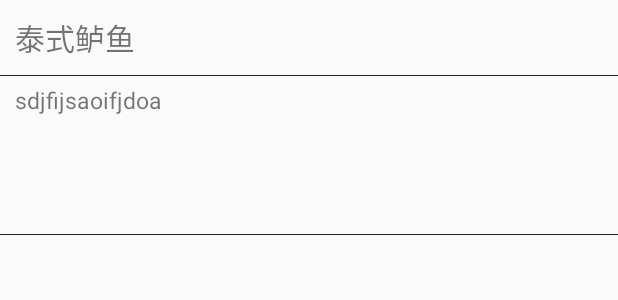
After one commit to TryFire/CookingMenus, an Android app: the layout view_menu_simple_item.xml on its own in the app's theme, with its tools: preview values and no code run, on a phone screen of 412 x 824 dp. The commit adds this screen. Shown: the top 300 px of the screen. Run offline under Robolectric (Android 15) with nearby library versions, the phone set to English and light mode, and no system bars.

Commit message:
MenuSimpleActivity

```diff
--- a/app/build.gradle
+++ b/app/build.gradle
@@ -27,5 +27,7 @@ dependencies {
     compile 'com.squareup.retrofit:converter-gson:2.0.0-beta1'*/
     compile 'com.squareup.retrofit2:retrofit:2.0.0-beta3'
     compile 'com.squareup.retrofit2:converter-gson:2.0.0-beta3'
+    compile 'com.squareup.picasso:picasso:2.5.0'
+    compile 'com.android.support:cardview-v7:22.+'
     //compile 'com.squareup.okhttp3:okhttp:3.0.1'
 }
--- a/app/src/main/AndroidManifest.xml
+++ b/app/src/main/AndroidManifest.xml
@@ -26,6 +26,10 @@
             android:name=".activity.BaseActivity"
             android:label="@string/title_activity_base" >
         </activity>
+        <activity
+            android:name=".activity.MenuSimpleActivity"
+            android:label="@string/title_activity_menu_simple" >
+        </activity>
     </application>
 
 </manifest>
--- a/app/src/main/java/com/example/function/cookingmenus/activity/MainActivity.java
+++ b/app/src/main/java/com/example/function/cookingmenus/activity/MainActivity.java
@@ -15,13 +15,11 @@ import com.example.function.cookingmenus.R;
 import com.example.function.cookingmenus.adapter.RecommendMenusAdapter;
 import com.example.function.cookingmenus.adapter.item.CategoryItem;
 import com.example.function.cookingmenus.service.BaseService;
-import com.example.function.cookingmenus.service.model.CategoryResp;
-import com.example.function.cookingmenus.service.model.Result;
+import com.example.function.cookingmenus.service.model.Category.CategoryResp;
+import com.example.function.cookingmenus.service.model.Category.Result;
 
 import java.util.ArrayList;
-import java.util.HashMap;
 import java.util.List;
-import java.util.Map;
 
 import retrofit2.Call;
 import retrofit2.Callback;
--- a/app/src/main/java/com/example/function/cookingmenus/adapter/CategoryDetailAdapter.java
+++ b/app/src/main/java/com/example/function/cookingmenus/adapter/CategoryDetailAdapter.java
@@ -2,6 +2,7 @@ package com.example.function.cookingmenus.adapter;
 
 import android.content.Context;
 import android.support.v7.widget.RecyclerView;
+import android.util.Log;
 import android.view.LayoutInflater;
 import android.view.View;
 import android.view.ViewGroup;
@@ -45,8 +46,11 @@ public class CategoryDetailAdapter extends RecyclerView.Adapter implements View.
 
     @Override
     public void onClick(View v) {
+//        Log.e("detail adapter", "+++++++++++++");
         if (v.getId() == R.id.view_content) {
+//            Log.e("detail adapter", "+++++++++++++----------");
             if(listener != null) {
+//                Log.e("detail adapter", "-----------");
                 listener.onDetailItemClick(v, (Integer) v.getTag());
             }
         }
--- a/app/src/main/java/com/example/function/cookingmenus/service/model/CategoryResp.java
+++ b/app/src/main/java/com/example/function/cookingmenus/service/model/Category/CategoryResp.java
@@ -1,4 +1,4 @@
-package com.example.function.cookingmenus.service.model;
+package com.example.function.cookingmenus.service.model.Category;
 
 import com.google.gson.annotations.SerializedName;
 
--- a/app/src/main/java/com/example/function/cookingmenus/service/model/List.java
+++ b/app/src/main/java/com/example/function/cookingmenus/service/model/Category/List.java
@@ -1,4 +1,4 @@
-package com.example.function.cookingmenus.service.model;
+package com.example.function.cookingmenus.service.model.Category;
 
 
 
--- a/app/src/main/java/com/example/function/cookingmenus/service/model/Result.java
+++ b/app/src/main/java/com/example/function/cookingmenus/service/model/Category/Result.java
@@ -1,4 +1,4 @@
-package com.example.function.cookingmenus.service.model;
+package com.example.function.cookingmenus.service.model.Category;
 
 import java.util.ArrayList;
 
--- /dev/null
+++ b/app/src/main/res/layout/view_menu_simple_item.xml
@@ -0,0 +1,51 @@
+<?xml version="1.0" encoding="utf-8"?>
+<LinearLayout
+    xmlns:android="http://schemas.android.com/apk/res/android"
+    android:layout_width="match_parent"
+    android:orientation="vertical"
+    android:layout_height="wrap_content">
+
+    <TextView
+        android:id="@+id/menu_simple_title"
+        android:layout_width="wrap_content"
+        android:layout_height="wrap_content"
+        android:layout_margin="10dp"
+        android:textSize="20sp"
+        android:text="泰式鲈鱼"/>
+
+    <TextView
+        android:layout_width="match_parent"
+        android:layout_height="0.5dp"
+        android:background="#222222"/>
+
+    <RelativeLayout
+        android:layout_marginTop="5dp"
+        android:layout_width="match_parent"
+        android:layout_height="100dp">
+
+        <ImageView
+            android:layout_alignParentRight="true"
+            android:id="@+id/menu_simple_album"
+            android:layout_marginRight="5dp"
+            android:layout_width="100dp"
+            android:layout_height="100dp"
+            android:scaleType="centerCrop"/>
+
+        <TextView
+            android:id="@+id/menu_simple_imtro"
+            android:layout_toLeftOf="@id/menu_simple_album"
+            android:layout_marginRight="10dp"
+            android:layout_marginLeft="10dp"
+            android:textSize="15sp"
+            android:layout_width="match_parent"
+            android:layout_height="match_parent"
+            android:text="sdjfijsaoifjdoa"/>
+
+
+    </RelativeLayout>
+    <TextView
+        android:layout_width="match_parent"
+        android:layout_height="0.5dp"
+        android:background="#222222"/>
+
+</LinearLayout>
--- a/app/src/main/res/values/strings.xml
+++ b/app/src/main/res/values/strings.xml
@@ -5,4 +5,5 @@
     <string name="action_settings">Settings</string>
     <string name="title_activity_category">CategoryActivity</string>
     <string name="title_activity_base">BaseActivity</string>
+    <string name="title_activity_menu_simple">MenuSimpleActivity</string>
 </resources>
```
Also changed, not shown: app/src/main/java/com/example/function/cookingmenus/activity/CategoryActivity.java (+18 -5 lines), app/src/main/java/com/example/function/cookingmenus/activity/MenuSimpleActivity.java (added, +43 -0 lines), app/src/main/java/com/example/function/cookingmenus/adapter/MenuSimpleAdapter.java (added, +44 -0 lines), app/src/main/java/com/example/function/cookingmenus/adapter/item/MenuSimpleItem.java (added, +43 -0 lines), app/src/main/java/com/example/function/cookingmenus/service/MenuNamesService.java (+8 -3 lines), app/src/main/java/com/example/function/cookingmenus/service/model/categorydetail/CateDetailResp.java (added, +94 -0 lines), app/src/main/java/com/example/function/cookingmenus/service/model/categorydetail/Datum.java (added, +174 -0 lines), app/src/main/java/com/example/function/cookingmenus/service/model/categorydetail/Result.java (added, +94 -0 lines), app/src/main/res/layout/activity_menu_simple.xml (added, +12 -0 lines), app/src/main/res/menu/menu_menu_simple.xml (added, +7 -0 lines), 1 other file.
